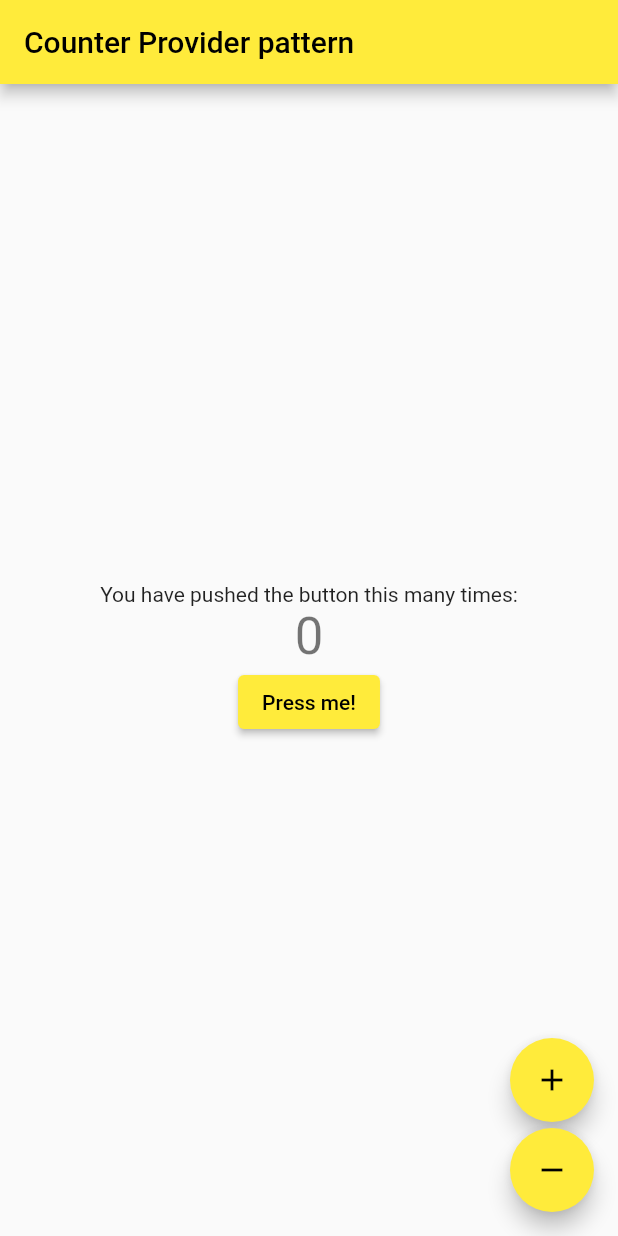
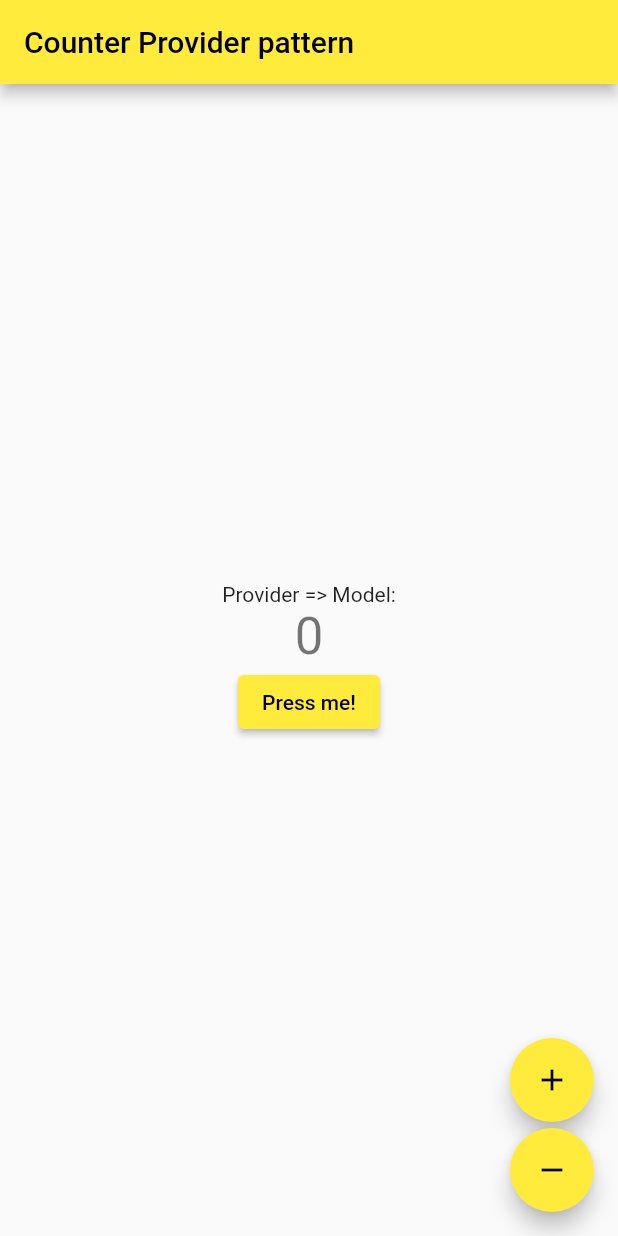
Before and after one commit to amwebexpert/poc_flutter_02_bloc, a Flutter app: the screen it shows after launch, on a phone screen of 412 x 824 dp. Run offline on Flutter 3.47's test engine with Material 2 defaults, Android fonts, the phone set to English and light mode, and no system bars; our stand-ins replace bloc, flutter_bloc.

Commit message:
feat: added provider pattern example

```diff
--- a/lib/bloc_pattern/counter_widget.dart
+++ b/lib/bloc_pattern/counter_widget.dart
@@ -12,7 +12,7 @@ class CounterWidget extends StatelessWidget {
       child: Column(
         mainAxisAlignment: MainAxisAlignment.center,
         children: [
-          const Text('You have pushed the button this many times:'),
+          const Text('BLoC => Model:'),
           BlocBuilder<CounterModel, int>(
             builder: (context, count) {
               return Center(child: Text('$count', style: Theme.of(context).textTheme.headline4));
--- a/lib/inherited_widget_pattern/counter_widget.dart
+++ b/lib/inherited_widget_pattern/counter_widget.dart
@@ -13,7 +13,7 @@ class CounterWidget extends StatelessWidget {
       child: Column(
         mainAxisAlignment: MainAxisAlignment.center,
         children: [
-          const Text('You have pushed the button this many times:'),
+          const Text('InheritedWidget => Model:'),
           Text('${state.counter}', style: Theme.of(context).textTheme.headline4),
           ElevatedButton(onPressed: state.incrementCounter, child: const Text('Press me!'))
         ],
--- a/lib/main.dart
+++ b/lib/main.dart
@@ -4,4 +4,6 @@ import 'provider_pattern/conter_app_with_provider.dart';
 
 void main() {
   runApp(const CounterAppWithProvider());
+  // runApp(const CounterAppWithBloc());
+  // runApp(const CounterAppWithInheritedWidget());
 }
--- a/lib/provider_pattern/counter_widget.dart
+++ b/lib/provider_pattern/counter_widget.dart
@@ -12,7 +12,7 @@ class CounterWidget extends StatelessWidget {
       child: Column(
         mainAxisAlignment: MainAxisAlignment.center,
         children: [
-          const Text('You have pushed the button this many times:'),
+          const Text('Provider => Model:'),
           Text('${context.watch<CounterModel>().counter}', style: Theme.of(context).textTheme.headline4),
           ElevatedButton(onPressed: context.read<CounterModel>().increment, child: const Text('Press me!'))
         ],
```
